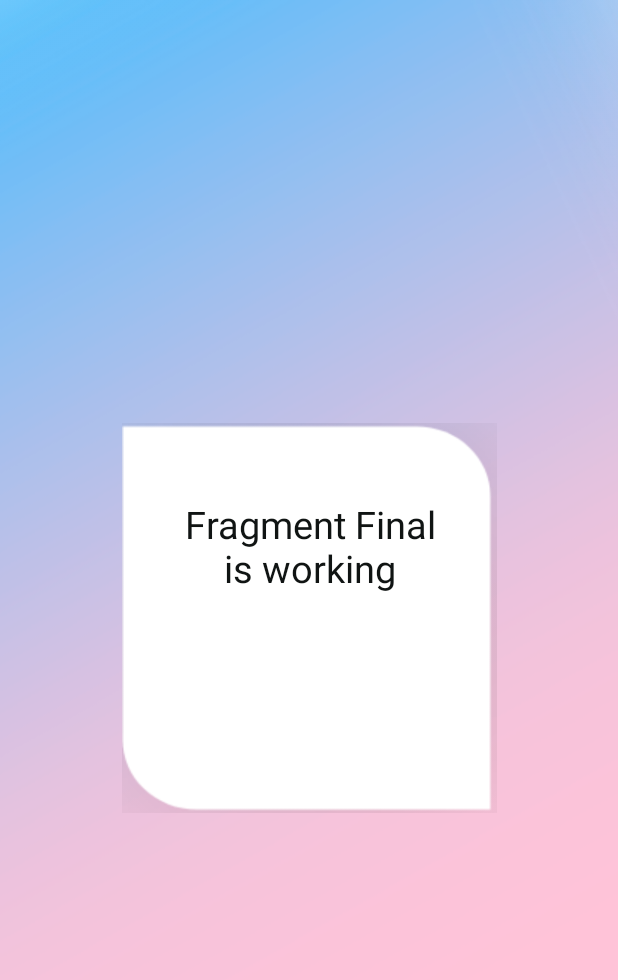
After one commit to Rand1kYanovich/hz, an Android app: the layout rrfragment_final.xml on its own in the app's theme, with its tools: preview values and no code run, on a phone screen of 412 x 824 dp. The commit adds this screen. Shown: the top 980 px of the screen. Run offline under Robolectric (Android 15) with nearby library versions, the phone set to English and light mode, and no system bars.

Commit message:
Create FragmentFinal and optimize working of application

```diff
--- /dev/null
+++ b/app/src/main/res/layout/rrfragment_final.xml
@@ -0,0 +1,38 @@
+<?xml version="1.0" encoding="utf-8"?>
+<android.support.constraint.ConstraintLayout xmlns:android="http://schemas.android.com/apk/res/android"
+    android:layout_width="match_parent"
+    android:layout_height="match_parent"
+    xmlns:app="http://schemas.android.com/apk/res-auto"
+    android:background="@drawable/backgroundnew">
+
+    <android.support.constraint.ConstraintLayout
+        android:layout_width="250dp"
+        android:layout_height="260dp"
+        android:background="@drawable/cardnew"
+        app:layout_constraintBottom_toBottomOf="parent"
+        app:layout_constraintEnd_toEndOf="parent"
+        app:layout_constraintStart_toStartOf="parent"
+        app:layout_constraintTop_toTopOf="parent">
+
+        <TextView
+            android:id="@+id/textView"
+            android:layout_width="180dp"
+            android:layout_height="wrap_content"
+            android:layout_marginStart="8dp"
+            android:layout_marginTop="50dp"
+            android:layout_marginEnd="8dp"
+            android:gravity="center"
+            android:text="Fragment Final is working"
+            android:textColor="#101413"
+            android:textSize="25dp"
+            app:layout_constraintEnd_toEndOf="parent"
+            app:layout_constraintStart_toStartOf="parent"
+            app:layout_constraintTop_toTopOf="parent" />
+
+
+
+
+
+    </android.support.constraint.ConstraintLayout>
+
+</android.support.constraint.ConstraintLayout>
```
Also changed, not shown: app/src/main/java/com/example/inass/FragmentFinal.java (+61 -2 lines), app/src/main/java/com/example/inass/FragmentRoom.java (+4 -3 lines), app/src/main/java/com/example/inass/FragmentWaitFinishPartner.java (+6 -3 lines), app/src/main/java/com/example/inass/MainActivity.java (+7 -1 lines), 161 other files.
